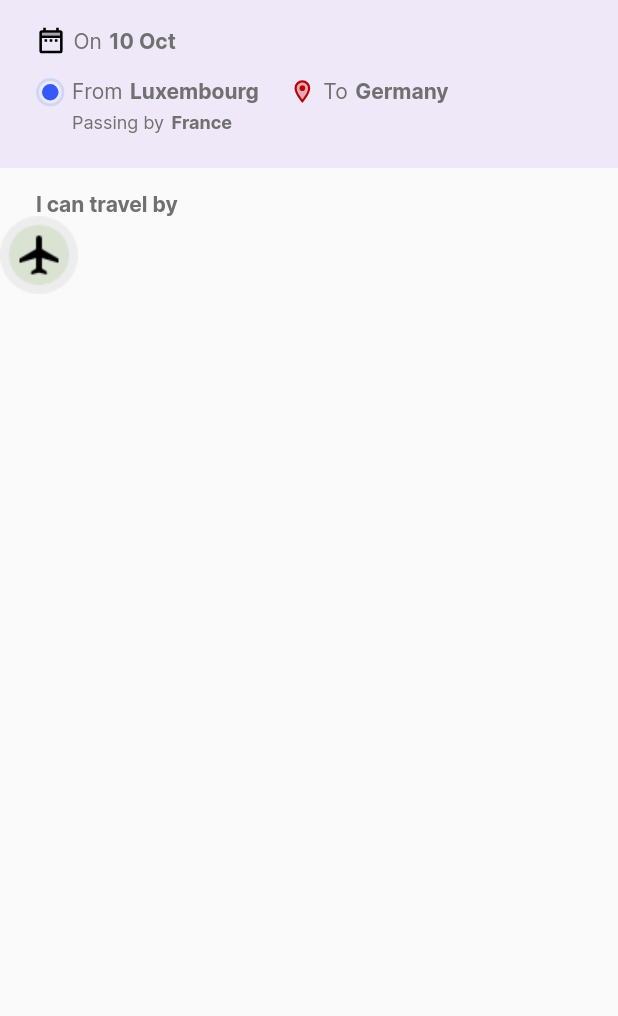
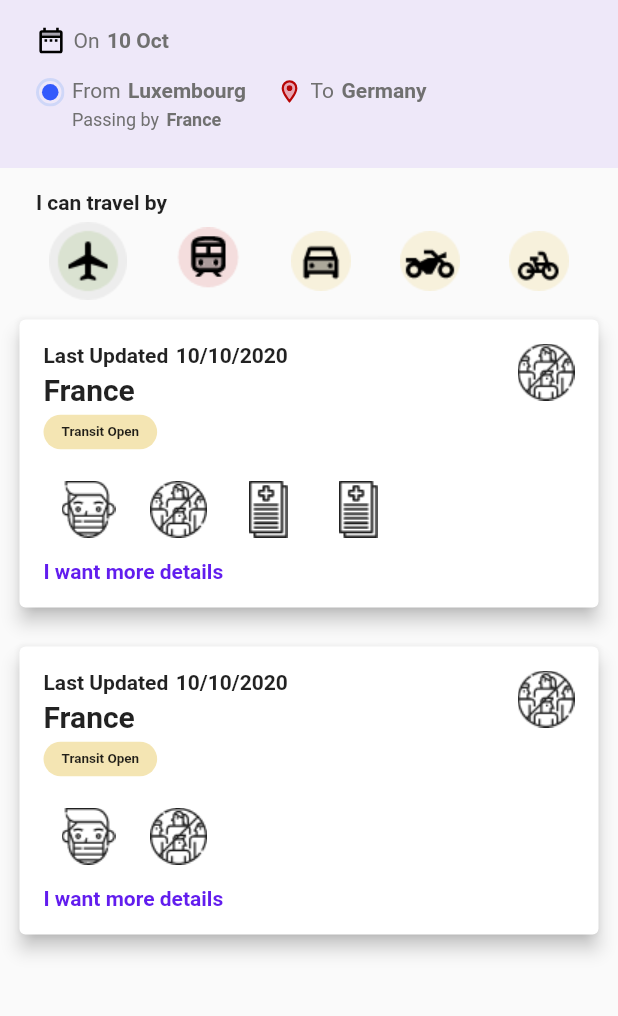
Before and after one commit to slavic18/travelfy, a Flutter app: the searchResult screen opened directly, on a phone screen of 412 x 824 dp, the part 45-1061 px from its top. Run offline on Flutter 3.47's test engine with Material 2 defaults, Android fonts, the phone set to English and light mode, and no system bars; our stand-ins replace flutter_svg; missing offline and left inert: fdottedline, flutter_rounded_date_picker.

Commit message:
country card

```diff
--- a/lib/Widgets/custom_appBar.dart
+++ b/lib/Widgets/custom_appBar.dart
@@ -1,4 +1,5 @@
 import 'package:flutter/material.dart';
+import 'package:travelfy/assets.dart';
 
 class CustomAppBar extends StatelessWidget {
   @override
@@ -11,9 +12,7 @@ class CustomAppBar extends StatelessWidget {
       child: SafeArea(
         child: Row(
           children: [
-            Image(
-              image: AssetImage('images/logo.png'),
-            ),
+            Image.asset(Assets.travelfyLogo),
             Expanded(
               child: Row(
                 mainAxisAlignment: MainAxisAlignment.end,
--- /dev/null
+++ b/lib/Widgets/custom_infoCard.dart
@@ -0,0 +1,138 @@
+import 'package:flutter/material.dart';
+import 'package:travelfy/models/regulations_model.dart';
+
+import '../assets.dart';
+
+class infoCard extends StatelessWidget {
+  final List<Regulations> regulationList;
+
+  const infoCard({Key key, this.regulationList}) : super(key: key);
+
+  @override
+  Widget build(BuildContext context) {
+    return Container(
+      margin: EdgeInsets.all(13.0),
+      child: Material(
+        type: MaterialType.card,
+        elevation: 5.0,
+        shape: RoundedRectangleBorder(
+          borderRadius: BorderRadius.all(
+            Radius.circular(4.0),
+          ),
+        ),
+        borderOnForeground: true,
+        child: Padding(
+          padding: const EdgeInsets.all(16.0),
+          child: Row(
+            crossAxisAlignment: CrossAxisAlignment.start,
+            mainAxisAlignment: MainAxisAlignment.spaceBetween,
+            children: [
+              Column(
+                crossAxisAlignment: CrossAxisAlignment.start,
+                mainAxisAlignment: MainAxisAlignment.spaceBetween,
+                children: [
+                  Row(
+                    children: [
+                      Text(
+                        "Last Updated",
+                        style: TextStyle(
+                          fontSize: 14,
+                          fontFamily: "Roboto",
+                          fontWeight: FontWeight.w600,
+                        ),
+                      ),
+                      SizedBox(
+                        width: 5,
+                      ),
+                      Text(
+                        "10/10/2020",
+                        style: TextStyle(
+                          fontSize: 14,
+                          fontFamily: "Roboto",
+                          fontWeight: FontWeight.w600,
+                        ),
+                      ),
+                    ],
+                  ),
+                  Column(
+                    crossAxisAlignment: CrossAxisAlignment.start,
+                    children: [
+                      Text(
+                        "France",
+                        style: TextStyle(
+                          fontSize: 20,
+                          fontFamily: "Roboto",
+                          fontWeight: FontWeight.w600,
+                        ),
+                      ),
+                      SizedBox(
+                        height: 5,
+                      ),
+                      Container(
+                        decoration: BoxDecoration(
+                          color: Color.fromRGBO(219, 169, 1, 0.3),
+                          borderRadius: BorderRadius.all(Radius.circular(20)),
+                        ),
+                        child: Padding(
+                          padding: const EdgeInsets.fromLTRB(12, 6, 12, 6),
+                          child: Text(
+                            "Transit Open",
+                            style: TextStyle(
+                              fontSize: 9,
+                              fontFamily: "Roboto",
+                              fontWeight: FontWeight.bold,
+                            ),
+                          ),
+                        ),
+                      ),
+                      SizedBox(
+                        height: 10,
+                      ),
+                      Container(
+                        height: 60,
+                        width: 250,
+                        child: ListView.builder(
+                          scrollDirection: Axis.horizontal,
+                          itemCount: regulationList.length,
+                          itemBuilder: (BuildContext context, int index) {
+                            final Regulations regulation =
+                                regulationList[index];
+                            return GestureDetector(
+                              onTap: () => print(regulation.name),
+                              child: Container(
+                                width: 50,
+                                margin:
+                                    const EdgeInsets.symmetric(horizontal: 5.0),
+                                decoration: BoxDecoration(
+                                  image: DecorationImage(
+                                    image: AssetImage(regulation.imageUrl),
+                                  ),
+                                ),
+                              ),
+                            );
+                          },
+                        ),
+                      ),
+                    ],
+                  ),
+                  Text(
+                    "I want more details",
+                    style: TextStyle(
+                      fontSize: 14,
+                      fontFamily: "Roboto",
+                      fontWeight: FontWeight.bold,
+                      color: Color.fromRGBO(98, 29, 238, 1),
+                    ),
+                  ),
+                ],
+              ),
+              Image.asset(Assets.crowded),
+            ],
+          ),
+        ),
+      ),
+      width: double.infinity,
+      height: 192.0,
+    );
+  }
+}
--- a/lib/Widgets/i_can_travel_by.dart
+++ b/lib/Widgets/i_can_travel_by.dart
@@ -11,16 +11,32 @@ class iCanTravelBy extends StatelessWidget {
           child: Text(
             "I can travel by",
             style: TextStyle(
-                color: Color.fromRGBO(112, 112, 112, 1),
-                fontSize: 14,
-                fontFamily: "Inter",
-                fontWeight: FontWeight.w600),
+              fontSize: 14,
+              fontFamily: "Roboto",
+              fontWeight: FontWeight.w600,
+            ),
           ),
         ),
+        SizedBox(
+          height: 5,
+        ),
         Row(
+          mainAxisAlignment: MainAxisAlignment.spaceEvenly,
           children: [
             Image(
               image: AssetImage('images/AIRPLAIN.png'),
+            ),
+            Image(
+              image: AssetImage('images/TRAIN.png'),
+            ),
+            Image(
+              image: AssetImage('images/CAR.png'),
+            ),
+            Image(
+              image: AssetImage('images/MOTO.png'),
+            ),
+            Image(
+              image: AssetImage('images/BIKE.png'),
             ),
           ],
         ),
--- a/lib/Widgets/travelInfo.dart
+++ b/lib/Widgets/travelInfo.dart
@@ -23,7 +23,7 @@ class TravelInfo extends StatelessWidget {
                   style: TextStyle(
                       color: Color.fromRGBO(112, 112, 112, 1),
                       fontSize: 14,
-                      fontFamily: "Inter",
+                      fontFamily: "Roboto",
                       fontWeight: FontWeight.normal),
                 ),
                 SizedBox(
@@ -34,7 +34,7 @@ class TravelInfo extends StatelessWidget {
                   style: TextStyle(
                       color: Color.fromRGBO(112, 112, 112, 1),
                       fontSize: 14,
-                      fontFamily: "Inter",
+                      fontFamily: "Roboto",
                       fontWeight: FontWeight.bold),
                 ),
               ],
@@ -60,7 +60,7 @@ class TravelInfo extends StatelessWidget {
                             style: TextStyle(
                                 color: Color.fromRGBO(112, 112, 112, 1),
                                 fontSize: 14,
-                                fontFamily: "Inter",
+                                fontFamily: "Roboto",
                                 fontWeight: FontWeight.normal),
                           ),
                           SizedBox(
@@ -71,7 +71,7 @@ class TravelInfo extends StatelessWidget {
                             style: TextStyle(
                                 color: Color.fromRGBO(112, 112, 112, 1),
                                 fontSize: 14,
-                                fontFamily: "Inter",
+                                fontFamily: "Roboto",
                                 fontWeight: FontWeight.bold),
                           ),
                         ],
@@ -85,7 +85,7 @@ class TravelInfo extends StatelessWidget {
                           style: TextStyle(
                               color: Color.fromRGBO(112, 112, 112, 1),
                               fontSize: 12,
-                              fontFamily: "Inter",
+                              fontFamily: "Roboto",
                               fontWeight: FontWeight.normal),
                         ),
                         SizedBox(
@@ -96,7 +96,7 @@ class TravelInfo extends StatelessWidget {
                           style: TextStyle(
                               color: Color.fromRGBO(112, 112, 112, 1),
                               fontSize: 12,
-                              fontFamily: "Inter",
+                              fontFamily: "Roboto",
                               fontWeight: FontWeight.bold),
                         )
                       ]),
@@ -115,7 +115,7 @@ class TravelInfo extends StatelessWidget {
                   style: TextStyle(
                       color: Color.fromRGBO(112, 112, 112, 1),
                       fontSize: 14,
-                      fontFamily: "Inter",
+                      fontFamily: "Roboto",
                       fontWeight: FontWeight.normal),
                 ),
                 SizedBox(
@@ -126,7 +126,7 @@ class TravelInfo extends StatelessWidget {
                   style: TextStyle(
                       color: Color.fromRGBO(112, 112, 112, 1),
                       fontSize: 14,
-                      fontFamily: "Inter",
+                      fontFamily: "Roboto",
                       fontWeight: FontWeight.bold),
                 )
               ],
--- /dev/null
+++ b/lib/assets.dart
@@ -0,0 +1,12 @@
+class Assets {
+  static const String _images = 'images/';
+
+  static const String travelfyLogo = '${_images}logo.png';
+  static const String AIRPLAIN = '${_images}AIRPLAIN.png';
+
+  static const String allDocs = '${_images}all docs.png';
+  static const String mask = '${_images}mask.png';
+  static const String covidTest = '${_images}covid test.png';
+  static const String crowded = '${_images}crowded.png';
+  static const String BIKE = '${_images}BIKE.png';
+}
--- /dev/null
+++ b/lib/data/data.dart
@@ -0,0 +1,55 @@
+import 'package:flutter/material.dart';
+import 'package:travelfy/assets.dart';
+import 'package:travelfy/models/regulations_model.dart';
+
+final Regulations testRegulation = Regulations(
+  name: 'Sintel',
+  imageUrl: Assets.AIRPLAIN,
+  color: Colors.orange,
+);
+
+final List<Regulations> regulationGermany = const [
+  Regulations(
+    name: 'Sintel',
+    imageUrl: Assets.mask,
+    color: Colors.blue,
+  ),
+  Regulations(
+    name: 'Sintel',
+    imageUrl: Assets.crowded,
+    color: Colors.blue,
+  ),
+  Regulations(
+    name: 'Sintel',
+    imageUrl: Assets.allDocs,
+    color: Colors.blue,
+  ),
+  Regulations(
+    name: 'Sintel',
+    imageUrl: Assets.allDocs,
+    color: Colors.blue,
+  ),
+  Regulations(
+    name: 'Sintel',
+    imageUrl: Assets.allDocs,
+    color: Colors.blue,
+  ),
+  Regulations(
+    name: 'Sintel',
+    imageUrl: Assets.allDocs,
+    color: Colors.blue,
+  ),
+];
+
+final List<Regulations> regulationLux = const [
+  Regulations(
+    name: 'Sintel',
+    imageUrl: Assets.mask,
+    color: Colors.blue,
+  ),
+  Regulations(
+    name: 'Sintel',
+    imageUrl: Assets.crowded,
+    color: Colors.blue,
+  ),
+];
--- /dev/null
+++ b/lib/models/regulations_model.dart
@@ -0,0 +1,14 @@
+import 'package:flutter/material.dart';
+import 'package:meta/meta.dart';
+
+class Regulations {
+  final String name;
+  final String imageUrl;
+  final Color color;
+
+  const Regulations({
+    @required this.name,
+    @required this.imageUrl,
+    this.color,
+  });
+}
--- a/lib/pages/searchResult.dart
+++ b/lib/pages/searchResult.dart
@@ -1,7 +1,9 @@
 import 'package:flutter/material.dart';
 import 'package:travelfy/Widgets/custom_appBar.dart';
+import 'package:travelfy/Widgets/custom_infoCard.dart';
 import 'package:travelfy/Widgets/i_can_travel_by.dart';
 import 'package:travelfy/Widgets/travelInfo.dart';
+import 'package:travelfy/data/data.dart';
 
 class searchResult extends StatelessWidget {
   @override
@@ -17,6 +19,12 @@ class searchResult extends StatelessWidget {
         children: [
           TravelInfo(),
           iCanTravelBy(),
+          infoCard(
+            regulationList: regulationGermany,
+          ),
+          infoCard(
+            regulationList: regulationLux,
+          )
         ],
       ),
     );
--- a/pubspec.yaml
+++ b/pubspec.yaml
@@ -60,6 +60,10 @@ flutter:
     - images/icon-close.svg
     - images/calendar.svg
     - images/AIRPLAIN.png
+    - images/BIKE.png
+    - images/CAR.png
+    - images/MOTO.png
+    - images/TRAIN.png
 
   # An image asset can refer to one or more resolution-specific "variants", see
   # https://flutter.dev/assets-and-images/#resolution-aware.
```
Also changed, not shown: images/all docs.png (added), images/covid test.png (added), images/crowded.png (added), images/mask.png (added).
